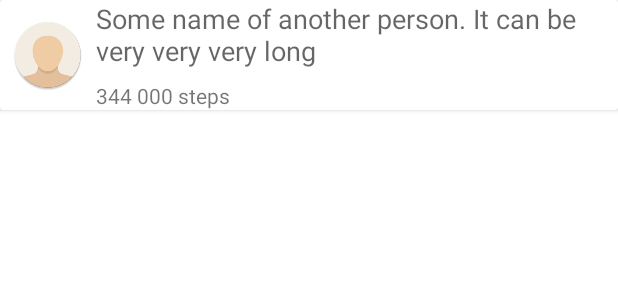
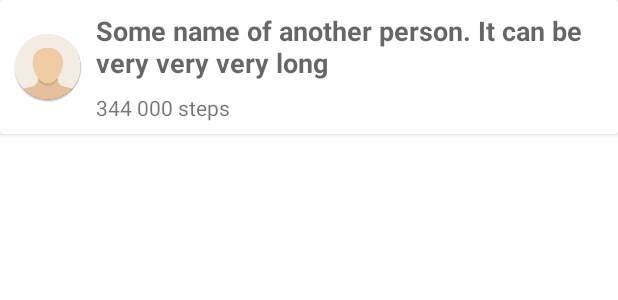
Before and after one commit to fit-aleks/Capstone-Project, an Android app: the layout list_item_friend.xml on its own in the app's theme, with its tools: preview values and no code run, on a phone screen of 412 x 824 dp. Shown: the top 300 px of the screen. Run offline under Robolectric (Android 15) with nearby library versions, the phone set to English and light mode, and no system bars.

Commit message:
feat: changed design for friend card

```diff
--- a/app/src/main/java/com/fitaleks/walkwithme/ui/friends/FriendsFragment.java
+++ b/app/src/main/java/com/fitaleks/walkwithme/ui/friends/FriendsFragment.java
@@ -74,7 +74,7 @@ public class FriendsFragment extends Fragment implements LoaderManager.LoaderCal
                 });
         recyclerView.setAdapter(adapter);
         recyclerView.setLayoutManager(new LinearLayoutManager(getContext()));
-        recyclerView.addItemDecoration(new MarginDecoration(getContext()));
+        recyclerView.addItemDecoration(new MarginDecoration(getContext(), false));
 
         return rootView;
     }
--- a/app/src/main/res/layout/list_item_friend.xml
+++ b/app/src/main/res/layout/list_item_friend.xml
@@ -17,9 +17,9 @@
             android:id="@+id/list_item_photo"
             android:layout_width="@dimen/photo_list_size"
             android:layout_height="@dimen/photo_list_size"
-            android:layout_marginTop="8dp"
-            android:layout_marginBottom="8dp"
             android:layout_centerVertical="true"
+            android:layout_marginBottom="@dimen/list_item_vertical_space"
+            android:layout_marginTop="@dimen/list_item_vertical_space"
             tools:src="@drawable/friend_photo_placeholder" />
 
         <TextView
@@ -27,21 +27,24 @@
             android:layout_width="match_parent"
             android:layout_height="wrap_content"
             android:layout_gravity="center_vertical"
-            android:layout_toRightOf="@id/list_item_photo"
-            android:layout_toEndOf="@id/list_item_photo"
             android:layout_marginLeft="@dimen/list_item_content_horizontal_margin"
             android:layout_marginStart="@dimen/list_item_content_horizontal_margin"
+            android:layout_marginTop="@dimen/list_item_vertical_space"
+            android:layout_toEndOf="@id/list_item_photo"
+            android:layout_toRightOf="@id/list_item_photo"
             android:textAppearance="?android:textAppearanceMedium"
+            android:textStyle="bold"
             tools:text="Some name of another person. It can be very very very long" />
 
         <TextView
             android:id="@+id/list_item_steps_count"
             android:layout_width="match_parent"
             android:layout_height="wrap_content"
-            android:layout_gravity="center_vertical"
             android:layout_alignLeft="@id/list_item_name"
             android:layout_below="@id/list_item_name"
-            android:layout_marginTop="8dp"
+            android:layout_gravity="center_vertical"
+            android:layout_marginBottom="@dimen/list_item_vertical_space"
+            android:layout_marginTop="@dimen/list_item_vertical_space"
             android:textAppearance="?android:textAppearanceSmall"
             tools:text="344 000 steps" />
     </RelativeLayout>
```
Also changed, not shown: app/src/main/java/com/fitaleks/walkwithme/utils/ui/MarginDecoration.java (+8 -1 lines).
